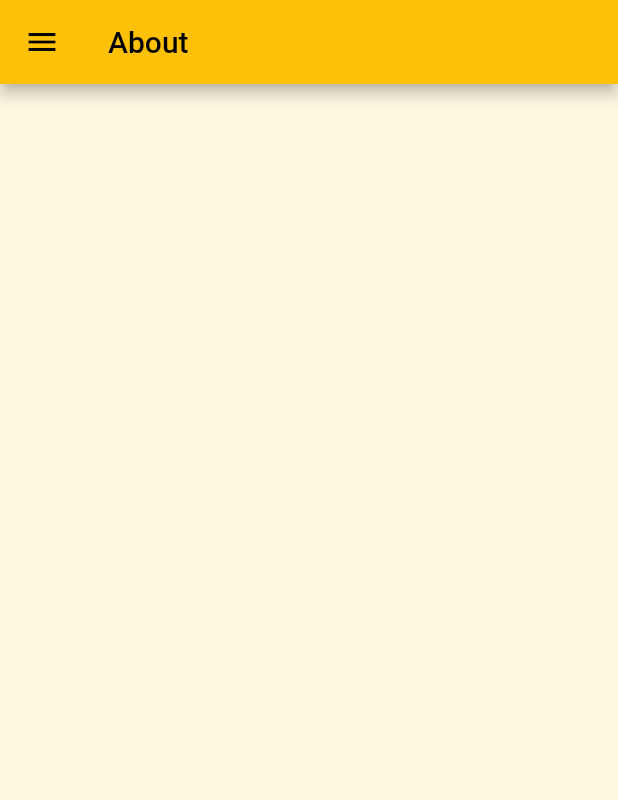
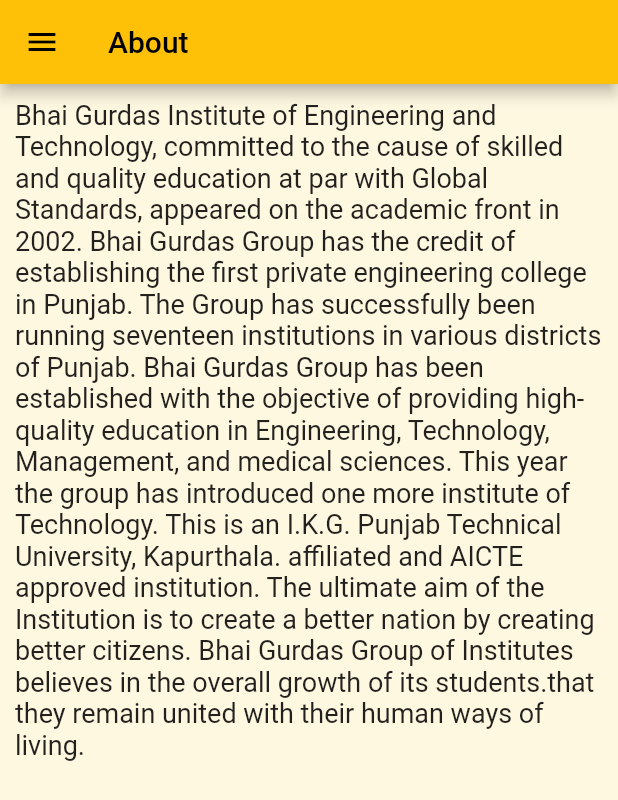
Before and after one commit to SapinderSingh/BGGI, a Flutter app: the AboutScreen screen opened by its route, on a phone screen of 412 x 824 dp. Shown: the top 800 px of the screen. Run offline on Flutter 3.47's test engine with Material 2 defaults, Android fonts, the phone set to English and light mode, and no system bars; our stand-ins replace carousel_slider, youtube_player_flutter.

Commit message:
Added Course Description Screen and routes. Edited some names.

```diff
--- a/lib/helpers/constants.dart
+++ b/lib/helpers/constants.dart
@@ -11,5 +11,6 @@
       syllabusScreen = '/syllabus-screen',
       facultyScreen = '/faculty-screen',
       downloadScreen = '/download-screen',
-      settingsScreen = '/settings-screen';
+      settingsScreen = '/settings-screen',
+      courseDescriptionScreen = 'course-description-screen';
 }
--- a/lib/helpers/route_helper.dart
+++ b/lib/helpers/route_helper.dart
@@ -4,6 +4,7 @@
 import 'package:bgiet/screens/about_screen.dart';
 import 'package:bgiet/screens/academics_screen.dart';
 import 'package:bgiet/screens/contact_screen.dart';
+import 'package:bgiet/screens/course_description_screen.dart';
 import 'package:bgiet/screens/courses_screen.dart';
 import 'package:bgiet/screens/home.dart';
 import 'package:bgiet/screens/settings_screen.dart';
@@ -13,8 +14,8 @@
 import 'package:flutter/material.dart';
 
 class RouteHelper {
-  static Route<dynamic> onGenerateRoute(RouteSettings settings) {
-    switch (settings.name) {
+  static Route<dynamic> onGenerateRoute(RouteSettings _settings) {
+    switch (_settings.name) {
       case RouteConstants.aboutScreen:
         return _pageGenerator(AboutScreen());
       case '/':
@@ -31,6 +32,9 @@
         return _pageGenerator(SettingsScreen());
       case RouteConstants.syllabusScreen:
         return _pageGenerator(SyllabusScreen());
+      case RouteConstants.courseDescriptionScreen:
+        final String _name = _settings.arguments as String;
+        return _pageGenerator(CourseDescriptionScreen(name: _name));
       default:
         return _pageGenerator(UnknownScreen());
     }
--- a/lib/models/courses_model.dart
+++ b/lib/models/courses_model.dart
@@ -9,7 +9,7 @@
 
   static final List<Course> _listOfCourses = [
     Course(
-      name: '	B.Tech [Electronics & Communication Engineering]',
+      name: 'B.Tech [Electronics & Communication Engineering]',
       syllabusLink:
           'https://ptu.ac.in/wp-content/uploads/2021/08/New_Final_B.pdf',
     ),
--- a/lib/screens/about_screen.dart
+++ b/lib/screens/about_screen.dart
@@ -11,6 +11,18 @@
       appBar: AppBar(
         title: const Text('About'),
       ),
+      body: const Padding(
+        padding: EdgeInsets.symmetric(
+          horizontal: 10,
+          vertical: 10,
+        ),
+        child: Text(
+          'Bhai Gurdas Institute of Engineering and Technology, committed to the cause of skilled and quality education at par with Global Standards, appeared on the academic front in 2002. Bhai Gurdas Group has the credit of establishing the first private engineering college in Punjab. The Group has successfully been running seventeen institutions in various districts of Punjab. Bhai Gurdas Group has been established with the objective of providing high-quality education in Engineering, Technology, Management, and medical sciences. This year the group has introduced one more institute of Technology. This is an I.K.G. Punjab Technical University, Kapurthala. affiliated and AICTE approved institution. The ultimate aim of the Institution is to create a better nation by creating better citizens. Bhai Gurdas Group of Institutes believes in the overall growth of its students.that they remain united with their human ways of living.',
+          style: TextStyle(
+            fontSize: 18,
+          ),
+        ),
+      ),
     );
   }
 }
```
Also changed, not shown: lib/screens/course_description_screen.dart (added, +18 -0 lines), lib/screens/courses_screen.dart (+9 -4 lines), lib/screens/syllabus_screen.dart (+5 -5 lines).
